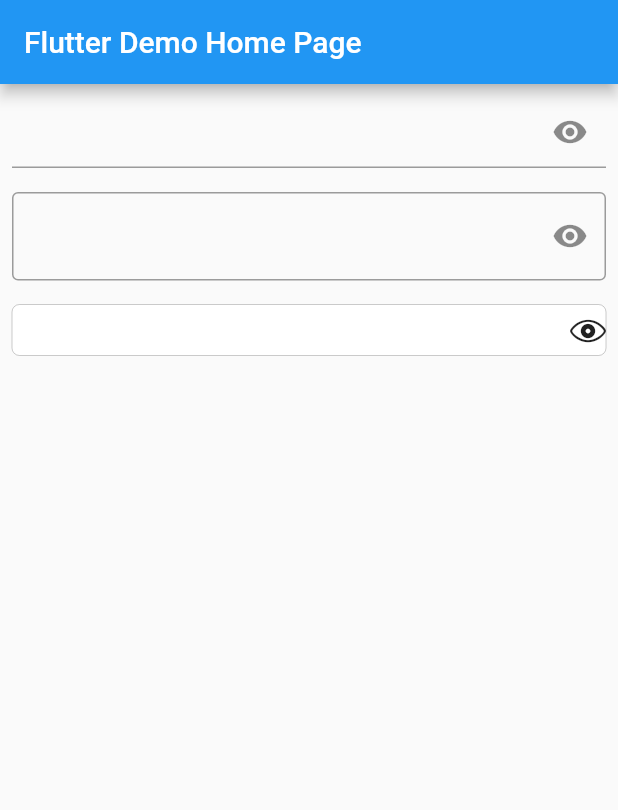
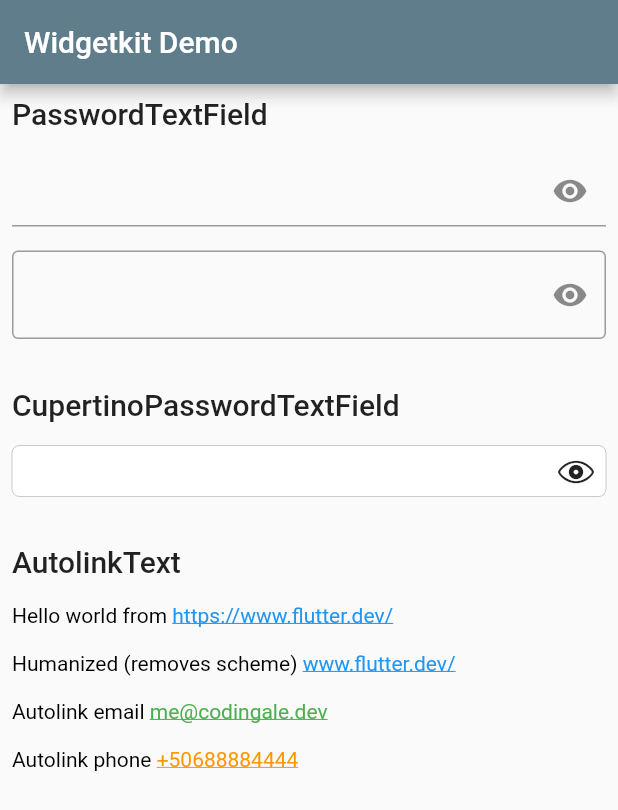
Before and after one commit to CodingAleCR/widgetkit, a Flutter app: the screen it shows after launch, on a phone screen of 412 x 824 dp. Shown: the top 810 px of the screen. Run offline on Flutter 3.47's test engine with Material 2 defaults, Android fonts, the phone set to English and light mode, and no system bars.

Commit message:
feat: :sparkles: adds autolink and nullsafety
Null Safety

```diff
--- a/example/lib/main.dart
+++ b/example/lib/main.dart
@@ -7,16 +7,15 @@ void main() {
 }
 
 class MyApp extends StatelessWidget {
-  // This widget is the root of your application.
   @override
   Widget build(BuildContext context) {
     return MaterialApp(
-      title: 'Flutter Demo',
+      title: 'Widgetkit Demo',
       theme: ThemeData(
-        primarySwatch: Colors.blue,
+        primarySwatch: Colors.blueGrey,
         visualDensity: VisualDensity.adaptivePlatformDensity,
       ),
-      home: MyHomePage(title: 'Flutter Demo Home Page'),
+      home: MyHomePage(title: 'Widgetkit Demo'),
     );
   }
 }
@@ -42,6 +41,11 @@ class _MyHomePageState extends State<MyHomePage> {
           padding: const EdgeInsets.all(8.0),
           child: ListView(
             children: [
+              Text(
+                "PasswordTextField",
+                style: Theme.of(context).textTheme.headline6,
+              ),
+              SizedBox(height: 16),
               PasswordTextField(),
               SizedBox(height: 16),
               PasswordTextField(
@@ -49,10 +53,64 @@ class _MyHomePageState extends State<MyHomePage> {
                   border: OutlineInputBorder(),
                 ),
               ),
+              SizedBox(height: 32),
+              Text(
+                "CupertinoPasswordTextField",
+                style: Theme.of(context).textTheme.headline6,
+              ),
               SizedBox(height: 16),
               CupertinoTextField(
                 obscureText: true,
-                suffix: Icon(CupertinoIcons.eye),
+                suffix: Padding(
+                  padding: const EdgeInsets.symmetric(horizontal: 8),
+                  child: Icon(CupertinoIcons.eye),
+                ),
+              ),
+              SizedBox(height: 32),
+              Text(
+                "AutolinkText",
+                style: Theme.of(context).textTheme.headline6,
+              ),
+              SizedBox(height: 16),
+              AutolinkText(
+                "Hello world from https://www.flutter.dev/",
+                textStyle: TextStyle(color: Colors.black),
+                linkStyle: TextStyle(
+                  color: Colors.blue,
+                  decoration: TextDecoration.underline,
+                ),
+                onWebLinkTap: (String url) => print(url),
+              ),
+              SizedBox(height: 16),
+              AutolinkText(
+                "Humanized (removes scheme) https://www.flutter.dev/",
+                humanize: true,
+                textStyle: TextStyle(color: Colors.black),
+                linkStyle: TextStyle(
+                  color: Colors.blue,
+                  decoration: TextDecoration.underline,
+                ),
+                onWebLinkTap: (String url) => print(url),
+              ),
+              SizedBox(height: 16),
+              AutolinkText(
+                "Autolink email me@codingale.dev",
+                textStyle: TextStyle(color: Colors.black),
+                linkStyle: TextStyle(
+                  color: Colors.green,
+                  decoration: TextDecoration.underline,
+                ),
+                onEmailTap: (String url) => print(url),
+              ),
+              SizedBox(height: 16),
+              AutolinkText(
+                "Autolink phone +50688884444",
+                textStyle: TextStyle(color: Colors.black),
+                linkStyle: TextStyle(
+                  color: Colors.orange,
+                  decoration: TextDecoration.underline,
+                ),
+                onPhoneTap: (String url) => print(url),
               ),
             ],
           ),
--- a/lib/material/password_textfield.dart
+++ b/lib/material/password_textfield.dart
@@ -1,14 +1,14 @@
 import 'package:flutter/material.dart';
 
 class PasswordTextField extends StatefulWidget {
-  final Key key;
-  final TextEditingController controller;
-  final InputDecoration decoration;
-  final Function(String) validator;
-  final bool enabled;
-  final AutovalidateMode autovalidateMode;
+  final Key? key;
+  final TextEditingController? controller;
+  final InputDecoration? decoration;
+  final String? Function(String?)? validator;
+  final bool? enabled;
+  final AutovalidateMode? autovalidateMode;
   final bool autocorrect;
-  final void Function(String) onChanged;
+  final void Function(String)? onChanged;
 
   PasswordTextField({
     this.key,
@@ -26,7 +26,7 @@ class PasswordTextField extends StatefulWidget {
 }
 
 class _PasswordTextFieldState extends State<PasswordTextField> {
-  bool _passwordHidden;
+  late bool _passwordHidden;
 
   @override
   void initState() {
@@ -67,7 +67,7 @@ class _PasswordTextFieldState extends State<PasswordTextField> {
         ),
       );
     } else {
-      decoration = widget.decoration.copyWith(
+      decoration = widget.decoration!.copyWith(
         suffixIcon: IconButton(
           icon: Icon(
             _passwordHidden ? Icons.visibility : Icons.visibility_off,
--- /dev/null
+++ b/lib/shared/autolink_text.dart
@@ -0,0 +1,183 @@
+import 'package:flutter/widgets.dart';
+import 'package:flutter/gestures.dart';
+
+typedef VoidArgumentedCallback = void Function(String);
+
+RegExp _phoneRegExp = RegExp(r"[+]*[(]{0,1}[0-9]{1,4}[)]{0,1}[-\s\./0-9]*");
+RegExp _emailRegExp = RegExp(
+    r"[a-zA-Z0-9.!#$%&'*+/=?^_`{|}~-]+@[a-zA-Z0-9](?:[a-zA-Z0-9-]{0,61}[a-zA-Z0-9])?(?:\.[a-zA-Z0-9](?:[a-zA-Z0-9-]{0,61}[a-zA-Z0-9])?)*");
+RegExp _linksRegExp = RegExp(
+    r"(https?:\/\/(?:www\.|(?!www))[a-zA-Z0-9][a-zA-Z0-9-]+[a-zA-Z0-9]\.[^\s]{2,}|www\.[a-zA-Z0-9][a-zA-Z0-9-]+[a-zA-Z0-9]\.[^\s]{2,}|https?:\/\/(?:www\.|(?!www))[a-zA-Z0-9]+\.[^\s]{2,}|www\.[a-zA-Z0-9]+\.[^\s]{2,})");
+
+class AutolinkText extends StatelessWidget {
+  final String text;
+  final VoidArgumentedCallback? onWebLinkTap, onPhoneTap, onEmailTap;
+  final TextStyle? textStyle, linkStyle;
+  final bool humanize;
+
+  AutolinkText(
+    this.text, {
+    Key? key,
+    this.textStyle,
+    this.linkStyle,
+    this.onWebLinkTap,
+    this.onEmailTap,
+    this.onPhoneTap,
+    this.humanize = false,
+  }) : super(key: key);
+
+  void _onLinkTap(String link, _MatchType type) {
+    switch (type) {
+      case _MatchType.phone:
+        onPhoneTap!(link);
+        break;
+      case _MatchType.email:
+        onEmailTap!(link);
+        break;
+      case _MatchType.link:
+        onWebLinkTap!(link);
+        break;
+      case _MatchType.none:
+        break;
+    }
+  }
+
+  String _getTypes() {
+    String types = '';
+    if (onWebLinkTap != null) types += 'web';
+    if (onEmailTap != null) types += 'email';
+    if (onPhoneTap != null) types += 'phone';
+    return types;
+  }
+
+  List<TextSpan> _buildTextSpans() {
+    return _findMatches(text, _getTypes(), humanize).map((match) {
+      if (match.type == _MatchType.none)
+        return TextSpan(
+          text: match.text,
+          style: textStyle,
+        );
+      final recognizer = TapGestureRecognizer();
+      recognizer.onTap = () => _onLinkTap(match.text, match.type);
+      return TextSpan(
+        text: match.text,
+        style: linkStyle,
+        recognizer: recognizer,
+      );
+    }).toList();
+  }
+
+  @override
+  Widget build(BuildContext context) {
+    return RichText(
+      text: TextSpan(children: _buildTextSpans()),
+    );
+  }
+}
+
+enum _MatchType { phone, email, link, none }
+
+class _MatchedString {
+  final _MatchType type;
+  final String text;
+
+  _MatchedString({
+    required this.text,
+    required this.type,
+  });
+
+  @override
+  String toString() {
+    return text;
+  }
+}
+
+List<_MatchedString> _findMatches(String text, String types, bool humanize) {
+  List<_MatchedString> matched = [
+    _MatchedString(type: _MatchType.none, text: text)
+  ];
+
+  if (types.contains('phone')) {
+    List<_MatchedString> newMatched = [];
+    for (_MatchedString matchedBefore in matched) {
+      if (matchedBefore.type == _MatchType.none) {
+        newMatched
+            .addAll(_findLinksByType(matchedBefore.text, _MatchType.phone));
+      } else
+        newMatched.add(matchedBefore);
+    }
+    matched = newMatched;
+  }
+
+  if (types.contains('email')) {
+    List<_MatchedString> newMatched = [];
+    for (_MatchedString matchedBefore in matched) {
+      if (matchedBefore.type == _MatchType.none) {
+        newMatched
+            .addAll(_findLinksByType(matchedBefore.text, _MatchType.email));
+      } else
+        newMatched.add(matchedBefore);
+    }
+    matched = newMatched;
+  }
+
+  if (types.contains('web')) {
+    List<_MatchedString> newMatched = [];
+    for (_MatchedString matchedBefore in matched) {
+      if (matchedBefore.type == _MatchType.none) {
+        final webMatches =
+            _findLinksByType(matchedBefore.text, _MatchType.link);
+        for (_MatchedString webMatch in webMatches) {
+          if (webMatch.type == _MatchType.link &&
+              (webMatch.text.startsWith('http://') ||
+                  webMatch.text.startsWith('https://')) &&
+              humanize) {
+            newMatched.add(_MatchedString(
+                text: webMatch.text
+                    .substring(webMatch.text.startsWith('http://') ? 7 : 8),
+                type: _MatchType.link));
+          } else {
+            newMatched.add(webMatch);
+          }
+        }
+      } else
+        newMatched.add(matchedBefore);
+    }
+    matched = newMatched;
+  }
+
+  return matched;
+}
+
+RegExp? _getRegExpByType(_MatchType type) {
+  switch (type) {
+    case _MatchType.phone:
+      return _phoneRegExp;
+    case _MatchType.email:
+      return _emailRegExp;
+    case _MatchType.link:
+      return _linksRegExp;
+    default:
+      return null;
+  }
+}
+
+List<_MatchedString> _findLinksByType(String text, _MatchType type) {
+  List<_MatchedString> output = [];
+  final matches = _getRegExpByType(type)!.allMatches(text);
+  int endOfMatch = 0;
+  for (Match match in matches) {
+    final before = text.substring(endOfMatch, match.start);
+    if (before.isNotEmpty)
+      output.add(_MatchedString(text: before, type: _MatchType.none));
+    final lastCharacterIndex =
+        text[match.end - 1] == ' ' ? match.end - 1 : match.end;
+    output.add(_MatchedString(
+        type: type, text: text.substring(match.start, lastCharacterIndex)));
+    endOfMatch = lastCharacterIndex;
+  }
+  final endOfText = text.substring(endOfMatch);
+  if (endOfText.isNotEmpty)
+    output.add(_MatchedString(text: endOfText, type: _MatchType.none));
+  return output;
+}
--- a/lib/shared/hide_keyboard_on_touch_outside.dart
+++ b/lib/shared/hide_keyboard_on_touch_outside.dart
@@ -3,7 +3,7 @@ import 'package:flutter/material.dart';
 class HideKeyboardOnTouchOutside extends StatelessWidget {
   final Widget child;
 
-  HideKeyboardOnTouchOutside({@required this.child});
+  HideKeyboardOnTouchOutside({required this.child});
 
   @override
   Widget build(BuildContext context) {
--- a/lib/shared/widgetkit.dart
+++ b/lib/shared/widgetkit.dart
@@ -1 +1,2 @@
 export 'hide_keyboard_on_touch_outside.dart';
+export 'autolink_text.dart';
--- a/pubspec.yaml
+++ b/pubspec.yaml
@@ -1,11 +1,11 @@
 name: widgetkit
 description: A kit of widgets that are (almost) always needed in the different apps.
-version: 0.0.1
+version: 0.2.0
 author:
 homepage:
 
 environment:
-  sdk: ">=2.7.0 <3.0.0"
+  sdk: '>=2.12.0 <3.0.0'
   flutter: ">=1.17.0 <2.0.0"
 
 dependencies:
```
Also changed, not shown: example/pubspec.lock, pubspec.lock, 2 other files.
